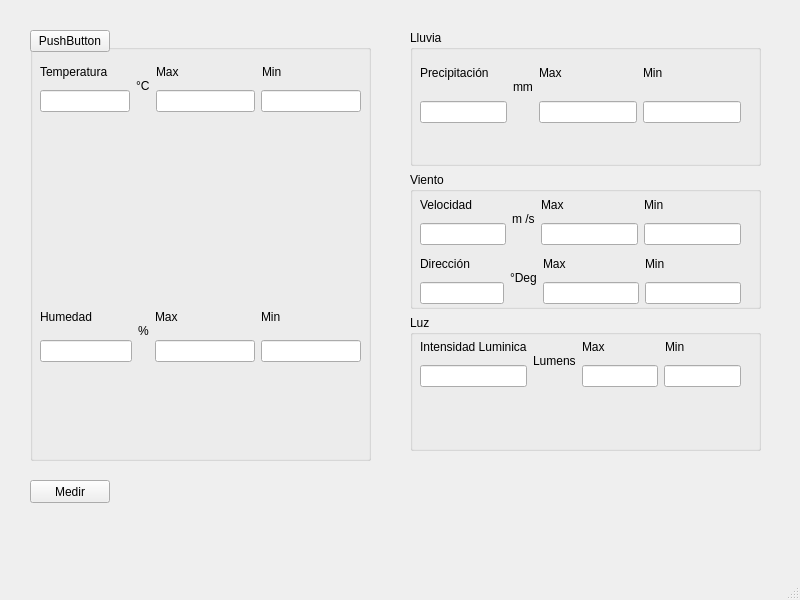
First picture: the form in ProyectoFinal/GUIProyecto/mainwindow.ui, repository alxperezECI/ALSE_2320, before the edit.
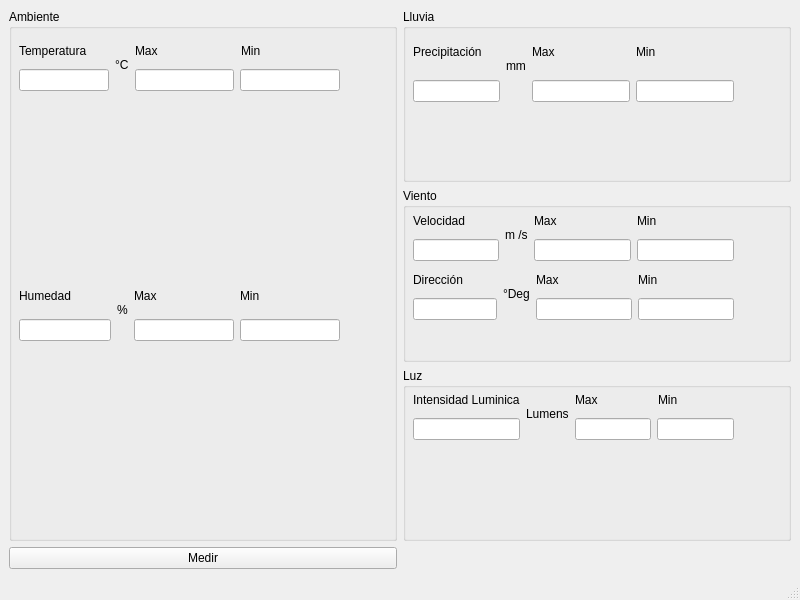
Second picture: the form after the edit. Custom widgets are drawn as their Qt base class.

```diff
--- a/ProyectoFinal/GUIProyecto/mainwindow.ui
+++ b/ProyectoFinal/GUIProyecto/mainwindow.ui
@@ -14,176 +14,15 @@
    <string>MainWindow</string>
   </property>
   <widget class="QWidget" name="centralwidget">
-   <widget class="QGroupBox" name="Ambiente">
-    <property name="geometry">
-     <rect>
-      <x>30</x>
-      <y>30</y>
-      <width>341</width>
-      <height>431</height>
-     </rect>
-    </property>
-    <property name="title">
-     <string>Ambiente</string>
-    </property>
-    <widget class="QPushButton" name="LedButtom">
-     <property name="text">
-      <string>PushButton</string>
-     </property>
-    </widget>
-    <widget class="QWidget" name="">
-     <property name="geometry">
-      <rect>
-       <x>10</x>
-       <y>30</y>
-       <width>321</width>
-       <height>52</height>
-      </rect>
-     </property>
-     <layout class="QHBoxLayout" name="horizontalLayout_5">
-      <item>
-       <layout class="QVBoxLayout" name="verticalLayout_2">
-        <item>
-         <widget class="QLabel" name="label_2">
-          <property name="text">
-           <string>Temperatura</string>
-          </property>
-         </widget>
-        </item>
-        <item>
-         <widget class="QLineEdit" name="LineTemp"/>
-        </item>
-       </layout>
-      </item>
-      <item>
-       <widget class="QLabel" name="label_4">
-        <property name="text">
-         <string>°C</string>
-        </property>
-       </widget>
-      </item>
-      <item>
-       <layout class="QVBoxLayout" name="verticalLayout_3">
-        <item>
-         <layout class="QHBoxLayout" name="horizontalLayout_2">
-          <item>
-           <widget class="QLabel" name="label_14">
-            <property name="text">
-             <string>Max</string>
-            </property>
-           </widget>
-          </item>
-          <item>
-           <widget class="QLabel" name="label_15">
-            <property name="text">
-             <string>Min</string>
-            </property>
-           </widget>
-          </item>
-         </layout>
-        </item>
-        <item>
-         <layout class="QHBoxLayout" name="horizontalLayout">
-          <item>
-           <widget class="QLineEdit" name="MinTemp"/>
-          </item>
-          <item>
-           <widget class="QLineEdit" name="MaxTemp"/>
-          </item>
-         </layout>
-        </item>
-       </layout>
-      </item>
-     </layout>
-    </widget>
-    <widget class="QWidget" name="">
-     <property name="geometry">
-      <rect>
-       <x>10</x>
-       <y>270</y>
-       <width>321</width>
-       <height>62</height>
-      </rect>
-     </property>
-     <layout class="QHBoxLayout" name="horizontalLayout_6">
-      <item>
-       <layout class="QVBoxLayout" name="verticalLayout">
-        <item>
-         <widget class="QLabel" name="label_5">
-          <property name="text">
-           <string>Humedad</string>
-          </property>
-         </widget>
-        </item>
-        <item>
-         <widget class="QLineEdit" name="LineHum"/>
-        </item>
-       </layout>
-      </item>
-      <item>
-       <widget class="QLabel" name="label_6">
-        <property name="text">
-         <string>%</string>
-        </property>
-       </widget>
-      </item>
-      <item>
-       <layout class="QVBoxLayout" name="verticalLayout_4">
-        <item>
-         <layout class="QHBoxLayout" name="horizontalLayout_3">
-          <item>
-           <widget class="QLabel" name="label_22">
-            <property name="text">
-             <string>Max</string>
-            </property>
-           </widget>
-          </item>
-          <item>
-           <widget class="QLabel" name="label_23">
-            <property name="text">
-             <string>Min</string>
-            </property>
-           </widget>
-          </item>
-         </layout>
-        </item>
-        <item>
-         <layout class="QHBoxLayout" name="horizontalLayout_4">
-          <item>
-           <widget class="QLineEdit" name="MaxHum"/>
-          </item>
-          <item>
-           <widget class="QLineEdit" name="MinHum"/>
-          </item>
-         </layout>
-        </item>
-       </layout>
-      </item>
-     </layout>
-    </widget>
-   </widget>
+   <layout class="QGridLayout" name="gridLayout_2">
+    <item row="1" column="0">
    <widget class="QPushButton" name="pushButton">
-    <property name="geometry">
-     <rect>
-      <x>30</x>
-      <y>480</y>
-      <width>80</width>
-      <height>23</height>
-     </rect>
-    </property>
     <property name="text">
      <string>Medir</string>
     </property>
    </widget>
-   <widget class="QWidget" name="">
-    <property name="geometry">
-     <rect>
-      <x>410</x>
-      <y>30</y>
-      <width>351</width>
-      <height>421</height>
-     </rect>
-    </property>
+    </item>
+    <item row="0" column="1">
     <layout class="QVBoxLayout" name="verticalLayout_14">
      <item>
       <widget class="QGroupBox" name="groupBox_2">
@@ -463,7 +302,165 @@
       </widget>
      </item>
     </layout>
-   </widget>
+    </item>
+    <item row="0" column="0">
+     <widget class="QGroupBox" name="Ambiente">
+      <property name="title">
+       <string>Ambiente</string>
+      </property>
+      <widget class="LedIndicator" name="widget" native="true">
+       <property name="geometry">
+        <rect>
+         <x>150</x>
+         <y>380</y>
+         <width>61</width>
+         <height>61</height>
+        </rect>
+       </property>
+      </widget>
+      <widget class="LedIndicator" name="widget_2" native="true">
+       <property name="geometry">
+        <rect>
+         <x>150</x>
+         <y>130</y>
+         <width>61</width>
+         <height>61</height>
+        </rect>
+       </property>
+      </widget>
+      <widget class="QWidget" name="">
+       <property name="geometry">
+        <rect>
+         <x>10</x>
+         <y>30</y>
+         <width>321</width>
+         <height>52</height>
+        </rect>
+       </property>
+       <layout class="QHBoxLayout" name="horizontalLayout_5">
+        <item>
+         <layout class="QVBoxLayout" name="verticalLayout_2">
+          <item>
+           <widget class="QLabel" name="label_2">
+            <property name="text">
+             <string>Temperatura</string>
+            </property>
+           </widget>
+          </item>
+          <item>
+           <widget class="QLineEdit" name="LineTemp"/>
+          </item>
+         </layout>
+        </item>
+        <item>
+         <widget class="QLabel" name="label_4">
+          <property name="text">
+           <string>°C</string>
+          </property>
+         </widget>
+        </item>
+        <item>
+         <layout class="QVBoxLayout" name="verticalLayout_3">
+          <item>
+           <layout class="QHBoxLayout" name="horizontalLayout_2">
+            <item>
+             <widget class="QLabel" name="label_14">
+              <property name="text">
+               <string>Max</string>
+              </property>
+             </widget>
+            </item>
+            <item>
+             <widget class="QLabel" name="label_15">
+              <property name="text">
+               <string>Min</string>
+              </property>
+             </widget>
+            </item>
+           </layout>
+          </item>
+          <item>
+           <layout class="QHBoxLayout" name="horizontalLayout">
+            <item>
+             <widget class="QLineEdit" name="MinTemp"/>
+            </item>
+            <item>
+             <widget class="QLineEdit" name="MaxTemp"/>
+            </item>
+           </layout>
+          </item>
+         </layout>
+        </item>
+       </layout>
+      </widget>
+      <widget class="QWidget" name="">
+       <property name="geometry">
+        <rect>
+         <x>10</x>
+         <y>270</y>
+         <width>321</width>
+         <height>62</height>
+        </rect>
+       </property>
+       <layout class="QHBoxLayout" name="horizontalLayout_6">
+        <item>
+         <layout class="QVBoxLayout" name="verticalLayout">
+          <item>
+           <widget class="QLabel" name="label_5">
+            <property name="text">
+             <string>Humedad</string>
+            </property>
+           </widget>
+          </item>
+          <item>
+           <widget class="QLineEdit" name="LineHum"/>
+          </item>
+         </layout>
+        </item>
+        <item>
+         <widget class="QLabel" name="label_6">
+          <property name="text">
+           <string>%</string>
+          </property>
+         </widget>
+        </item>
+        <item>
+         <layout class="QVBoxLayout" name="verticalLayout_4">
+          <item>
+           <layout class="QHBoxLayout" name="horizontalLayout_3">
+            <item>
+             <widget class="QLabel" name="label_22">
+              <property name="text">
+               <string>Max</string>
+              </property>
+             </widget>
+            </item>
+            <item>
+             <widget class="QLabel" name="label_23">
+              <property name="text">
+               <string>Min</string>
+              </property>
+             </widget>
+            </item>
+           </layout>
+          </item>
+          <item>
+           <layout class="QHBoxLayout" name="horizontalLayout_4">
+            <item>
+             <widget class="QLineEdit" name="MaxHum"/>
+            </item>
+            <item>
+             <widget class="QLineEdit" name="MinHum"/>
+            </item>
+           </layout>
+          </item>
+         </layout>
+        </item>
+       </layout>
+      </widget>
+     </widget>
+    </item>
+   </layout>
   </widget>
   <widget class="QMenuBar" name="menubar">
    <property name="geometry">
@@ -477,6 +474,14 @@
   </widget>
   <widget class="QStatusBar" name="statusbar"/>
  </widget>
+ <customwidgets>
+  <customwidget>
+   <class>LedIndicator</class>
+   <extends>QWidget</extends>
+   <header location="global">ledindicator.h</header>
+   <container>1</container>
+  </customwidget>
+ </customwidgets>
  <resources/>
  <connections/>
 </ui>
```
Left out of the diff: 2 changed lines with no effect on the pictures. Lines whose indentation alone changed are shown as unchanged.
